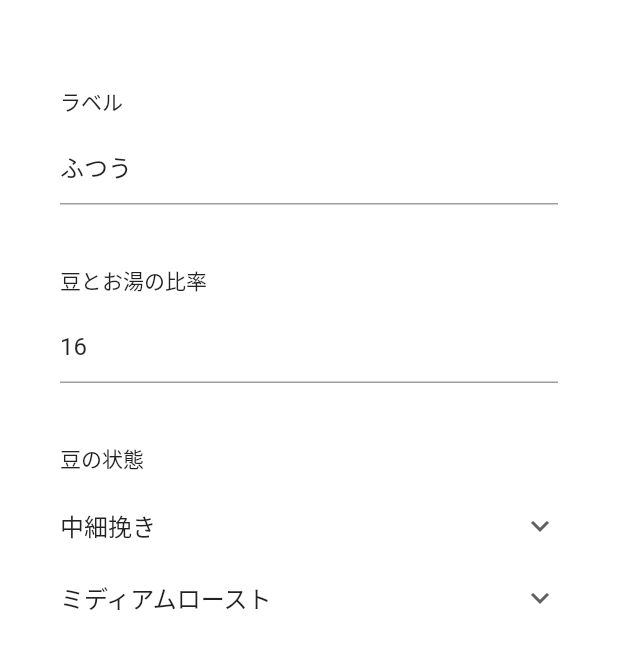
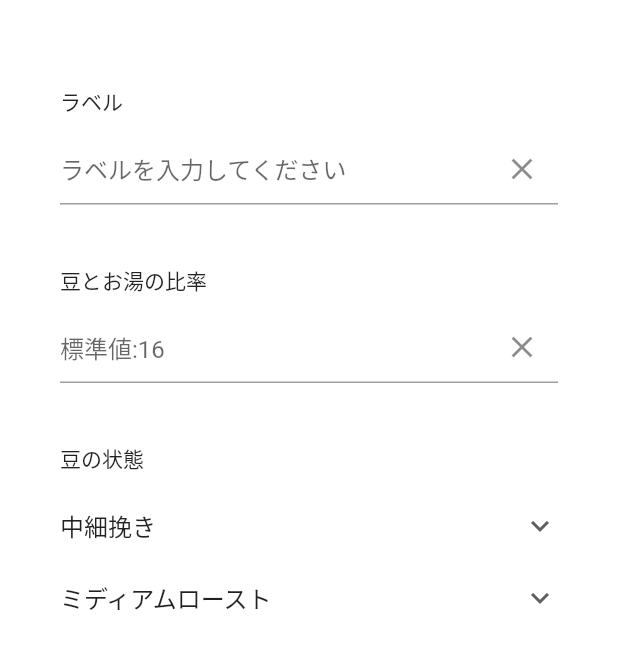
Before and after one commit to uddystyle/drippe_android, a Flutter app: the screen it shows after launch, item 2 of the bottom bar chosen, after a tap on the "add" icon, on a phone screen of 412 x 824 dp, the part 58-727 px from its top. Run offline on Flutter 3.47's test engine with Material 2 defaults, Android fonts, the phone set to English and light mode, and no system bars; our stand-ins replace audioplayers, flutter_hooks, flutter_slidable, freezed_annotation, hooks_riverpod, settings_ui and 2 more; accounts and stored records are empty.

Commit message:
Tuned UI

```diff
--- a/lib/viewModels/alarm_view_model.dart
+++ b/lib/viewModels/alarm_view_model.dart
@@ -40,9 +40,7 @@ class AlarmProvider {
   }
 
   static Future<List<Alarm>> getData() async {
-    final List<Map<String, dynamic>> maps =
-        await database!.query(tableName, orderBy: 'id ASC');
-    print("alarmList: $maps");
+    final List<Map<String, dynamic>> maps = await database!.query(tableName);
     if (maps.isEmpty) {
       return [];
     } else {
--- a/lib/views/add_edit_recipe_screen.dart
+++ b/lib/views/add_edit_recipe_screen.dart
@@ -102,20 +102,35 @@ class _AddEditRecipeScreenState extends ConsumerState<AddEditRecipeScreen> {
               Text("ラベル"),
               const SizedBox(height: 10),
               TextField(
-                controller: TextEditingController(text: label),
+                // controller: TextEditingController(text: label),
+                controller: labelController,
                 onChanged: (String value) {
                   label = value;
                 },
+                decoration: InputDecoration(
+                  hintText: 'ラベルを入力してください',
+                  suffixIcon: IconButton(
+                    onPressed: () => labelController.clear(),
+                    icon: const Icon(Icons.clear),
+                  ),
+                ),
               ),
               const SizedBox(height: 40),
               Text("豆とお湯の比率"),
               const SizedBox(height: 10),
               TextField(
-                controller: TextEditingController(text: ratio),
+                controller: ratioController,
                 keyboardType: TextInputType.number,
                 onChanged: (String value) {
                   ratio = value;
                 },
+                decoration: InputDecoration(
+                  hintText: '標準値:16',
+                  suffixIcon: IconButton(
+                    onPressed: () => ratioController.clear(),
+                    icon: const Icon(Icons.clear),
+                  ),
+                ),
               ),
               const SizedBox(height: 40),
               Text("豆の状態"),
--- a/lib/views/alarm_screen.dart
+++ b/lib/views/alarm_screen.dart
@@ -4,7 +4,6 @@ import 'package:drippe/views/add_edit_alarm_screen.dart';
 import 'package:flutter/cupertino.dart';
 import 'package:flutter/material.dart';
 import 'package:flutter_slidable/flutter_slidable.dart';
-import 'package:hooks_riverpod/hooks_riverpod.dart';
 
 class AlarmScreen extends StatefulWidget {
   const AlarmScreen({Key? key}) : super(key: key);
@@ -60,8 +59,6 @@ class _AlarmScreenState extends State<AlarmScreen> {
                 Alarm alarm = alarmList[index];
                 return Column(
                   children: [
-                    // if (index == 0)
-                    //   const Divider(color: Colors.grey, height: 1),
                     Slidable(
                       endActionPane: ActionPane(
                         motion: const DrawerMotion(),
@@ -112,7 +109,7 @@ class _AlarmScreenState extends State<AlarmScreen> {
                         },
                       ),
                     ),
-                    const Divider(color: Colors.grey),
+                    const Divider(),
                   ],
                 );
               },
--- a/lib/views/drippe_screen.dart
+++ b/lib/views/drippe_screen.dart
@@ -1,3 +1,4 @@
+import 'package:drippe/models/alarm.dart';
 import 'package:drippe/viewModels/alarm_view_model.dart';
 import 'package:drippe/viewModels/stopWatch_view_model.dart';
 import 'package:drippe/viewModels/drippe_view_model.dart';
@@ -61,14 +62,22 @@ class DrippeScreen extends HookConsumerWidget {
     final drippeState = ref.watch(drippeViewModelProvider);
     final stopWatchState = ref.watch(stopWatchProvider);
 
+    var _screenSize = MediaQuery.of(context).size;
+
     return Column(
       mainAxisAlignment: MainAxisAlignment.center,
       children: [
         Padding(
-          padding: const EdgeInsets.only(left: 40.0, right: 40.0),
+          padding: const EdgeInsets.only(left: 20.0, right: 20.0),
           child: SizedBox(
-            width: 240,
-            height: 100,
+            width: _screenSize.width * 0.68,
+            height: _screenSize.height * 0.15,
+            child: Container(
+              padding: const EdgeInsets.all(20.0),
+              decoration: BoxDecoration(
+                borderRadius: BorderRadius.circular(16),
+                color: Theme.of(context).cardColor,
+              ),
               child: Row(
                 mainAxisAlignment: MainAxisAlignment.spaceBetween,
                 children: [
@@ -79,6 +88,7 @@ class DrippeScreen extends HookConsumerWidget {
                         const Divider(),
                         Flexible(
                           child: TextFormField(
+                            controller: beanController,
                             keyboardType: TextInputType.number,
                             inputFormatters: [
                               FilteringTextInputFormatter.digitsOnly
@@ -87,12 +97,13 @@ class DrippeScreen extends HookConsumerWidget {
                             style: const TextStyle(
                                 fontSize: 32, fontWeight: FontWeight.normal),
                             decoration: const InputDecoration(
-                            border:
-                                OutlineInputBorder(borderSide: BorderSide.none),
+                              hintText: '入力',
+                              hintStyle: TextStyle(fontSize: 16),
+                              border: OutlineInputBorder(
+                                  borderSide: BorderSide.none),
                               contentPadding: EdgeInsets.symmetric(
                                   vertical: 2, horizontal: 2),
                             ),
-                          controller: beanController,
                             onChanged: (String value) {
                               drippeState.setBean(value);
                             },
@@ -128,7 +139,8 @@ class DrippeScreen extends HookConsumerWidget {
               ),
             ),
           ),
-        const SizedBox(height: 20.0),
+        ),
+        const SizedBox(height: 32.0),
         OutlinedButton(
           onPressed: () => _showDialog(
             ref,
@@ -163,6 +175,8 @@ class DrippeScreen extends HookConsumerWidget {
             shape: RoundedRectangleBorder(
               borderRadius: BorderRadius.circular(20),
             ),
+            padding: const EdgeInsets.symmetric(horizontal: 24, vertical: 12),
+            backgroundColor: Theme.of(context).cardColor,
           ),
           child: Text(
             recipeState.recipes.isEmpty
@@ -183,9 +197,11 @@ class DrippeScreen extends HookConsumerWidget {
                 onPressed: stopWatchState.isStopPressed
                     ? stopWatchState.resetStopWatch
                     : stopWatchState.stopStopWatch,
-                style: ElevatedButton.styleFrom(
+                style: OutlinedButton.styleFrom(
                   shape: const CircleBorder(),
-                    padding: const EdgeInsets.all(32)),
+                  padding: const EdgeInsets.all(40),
+                  backgroundColor: Theme.of(context).cardColor,
+                ),
                 child: Text(
                   stopWatchState.isStopPressed ? "リセット" : "ストップ",
                   style: Theme.of(context).textTheme.button,
@@ -195,9 +211,11 @@ class DrippeScreen extends HookConsumerWidget {
                 onPressed: stopWatchState.isStartPressed
                     ? stopWatchState.startStopWatch
                     : null,
-                style: ElevatedButton.styleFrom(
+                style: OutlinedButton.styleFrom(
                   shape: const CircleBorder(),
-                    padding: const EdgeInsets.all(32)),
+                  padding: const EdgeInsets.all(40),
+                  backgroundColor: Theme.of(context).cardColor,
+                ),
                 child: Text(
                   "スタート",
                   style: Theme.of(context).textTheme.button,
@@ -205,7 +223,7 @@ class DrippeScreen extends HookConsumerWidget {
               ),
             ],
           ),
-        )
+        ),
       ],
     );
   }
--- a/lib/views/recipe_screen.dart
+++ b/lib/views/recipe_screen.dart
@@ -2,6 +2,7 @@ import 'package:drippe/models/recipe.dart';
 import 'package:drippe/viewModels/recipe_view_model.dart';
 import 'package:drippe/views/add_edit_recipe_screen.dart';
 import 'package:flutter/cupertino.dart';
+import 'package:flutter_hooks/flutter_hooks.dart';
 import 'package:flutter_slidable/flutter_slidable.dart';
 import 'package:flutter/material.dart';
 import 'package:hooks_riverpod/hooks_riverpod.dart';
@@ -87,6 +88,7 @@ class RecipeScreen extends HookConsumerWidget {
                       },
                     ),
                   ),
+                  const Divider(),
                 ],
               );
             },
```
Also changed, not shown: 3 other files. Lines whose indentation alone changed are shown as unchanged.
